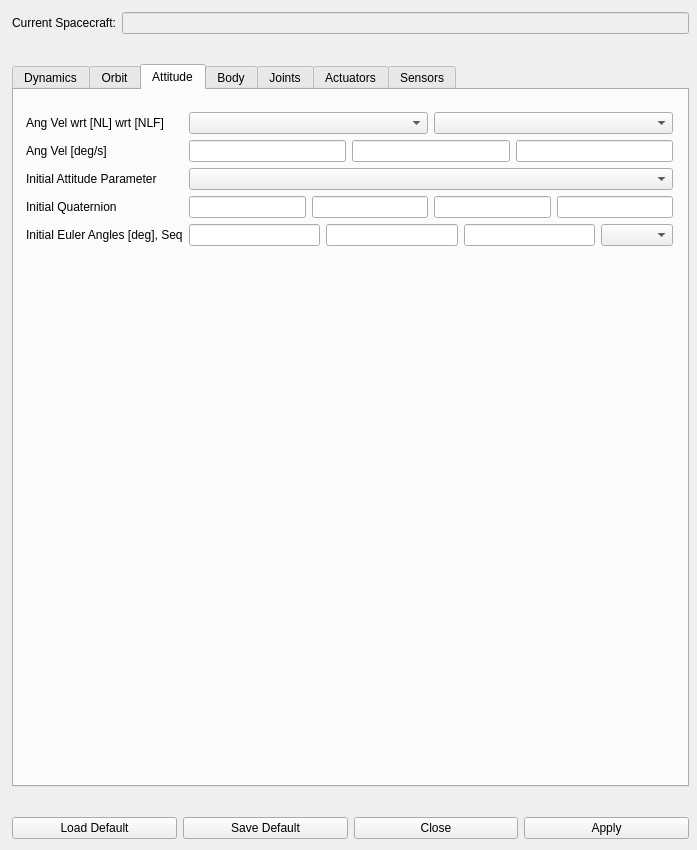
Before: the Qt Designer form dsm_gui/spc_submenu.ui in pavelgalchenko/dsm_gui, drawn with Qt 5.
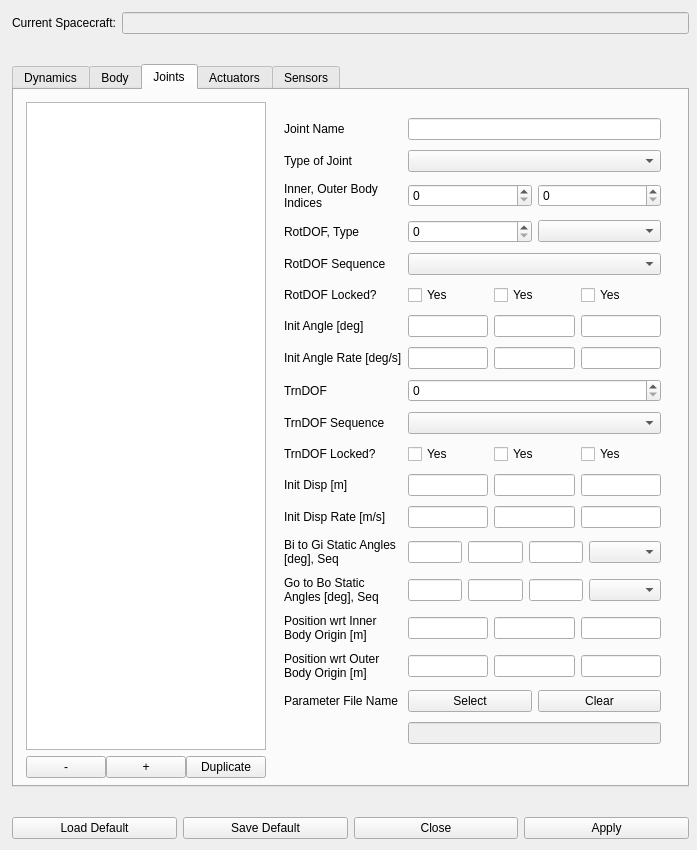
After: the same form once the commit is applied. The open tabs and pages were chosen to show the change.

Commit message: Added validators, deleted orbits/attitude from submenu, fixed thruster list widget width, CLEAR button now sets the file names as NONE

The edit to the form file:
```diff
--- a/dsm_gui/spc_submenu.ui
+++ b/dsm_gui/spc_submenu.ui
@@ -356,243 +356,6 @@
           </layout>
          </widget>
         </widget>
-        <widget class="QWidget" name="orbit">
-         <attribute name="title">
-          <string>Orbit</string>
-         </attribute>
-         <widget class="QWidget" name="gridLayoutWidget_3">
-          <property name="geometry">
-           <rect>
-            <x>0</x>
-            <y>10</y>
-            <width>671</width>
-            <height>681</height>
-           </rect>
-          </property>
-          <layout class="QGridLayout" name="gridLayout_4">
-           <property name="leftMargin">
-            <number>12</number>
-           </property>
-           <property name="topMargin">
-            <number>12</number>
-           </property>
-           <property name="rightMargin">
-            <number>12</number>
-           </property>
-           <property name="bottomMargin">
-            <number>12</number>
-           </property>
-           <item row="4" column="0">
-            <spacer name="verticalSpacer_4">
-             <property name="orientation">
-              <enum>Qt::Vertical</enum>
-             </property>
-             <property name="sizeHint" stdset="0">
-              <size>
-               <width>20</width>
-               <height>40</height>
-              </size>
-             </property>
-            </spacer>
-           </item>
-           <item row="1" column="1">
-            <widget class="QComboBox" name="spc_cur_pos_ref"/>
-           </item>
-           <item row="0" column="0">
-            <widget class="QLabel" name="label_212">
-             <property name="text">
-              <string>Propagation Type:</string>
-             </property>
-            </widget>
-           </item>
-           <item row="2" column="0">
-            <widget class="QLabel" name="label_16">
-             <property name="text">
-              <string>Pos wrt Formation [m], in F</string>
-             </property>
-            </widget>
-           </item>
-           <item row="2" column="1">
-            <layout class="QHBoxLayout" name="horizontalLayout_8">
-             <item>
-              <widget class="QLineEdit" name="spc_cur_xpos_form"/>
-             </item>
-             <item>
-              <widget class="QLineEdit" name="spc_cur_ypos_form"/>
-             </item>
-             <item>
-              <widget class="QLineEdit" name="spc_cur_zpos_form"/>
-             </item>
-            </layout>
-           </item>
-           <item row="3" column="1">
-            <layout class="QHBoxLayout" name="horizontalLayout_9">
-             <item>
-              <widget class="QLineEdit" name="spc_cur_xvel_form"/>
-             </item>
-             <item>
-              <widget class="QLineEdit" name="spc_cur_yvel_form"/>
-             </item>
-             <item>
-              <widget class="QLineEdit" name="spc_cur_zvel_form"/>
-             </item>
-            </layout>
-           </item>
-           <item row="0" column="1">
-            <widget class="QComboBox" name="spc_cur_orb_type"/>
-           </item>
-           <item row="1" column="0">
-            <widget class="QLabel" name="label_15">
-             <property name="text">
-              <string>Pos of CM or ORIGIN, wrt F</string>
-             </property>
-            </widget>
-           </item>
-           <item row="3" column="0">
-            <widget class="QLabel" name="label_17">
-             <property name="text">
-              <string>Vel wrt Formation [m/s], in F</string>
-             </property>
-            </widget>
-           </item>
-          </layout>
-         </widget>
-        </widget>
-        <widget class="QWidget" name="Attitude">
-         <attribute name="title">
-          <string>Attitude</string>
-         </attribute>
-         <widget class="QWidget" name="gridLayoutWidget_13">
-          <property name="geometry">
-           <rect>
-            <x>0</x>
-            <y>10</y>
-            <width>671</width>
-            <height>681</height>
-           </rect>
-          </property>
-          <layout class="QGridLayout" name="gridLayout_15">
-           <property name="leftMargin">
-            <number>12</number>
-           </property>
-           <property name="topMargin">
-            <number>12</number>
-           </property>
-           <property name="rightMargin">
-            <number>12</number>
-           </property>
-           <property name="bottomMargin">
-            <number>12</number>
-           </property>
-           <item row="2" column="0">
-            <widget class="QLabel" name="label_125">
-             <property name="text">
-              <string>Initial Attitude Parameter</string>
-             </property>
-            </widget>
-           </item>
-           <item row="0" column="1">
-            <layout class="QHBoxLayout" name="horizontalLayout_61">
-             <item>
-              <widget class="QComboBox" name="spc_cur_angvel_frame1"/>
-             </item>
-             <item>
-              <widget class="QComboBox" name="spc_cur_angvel_frame2"/>
-             </item>
-            </layout>
-           </item>
-           <item row="3" column="0">
-            <widget class="QLabel" name="label_122">
-             <property name="text">
-              <string>Initial Quaternion</string>
-             </property>
-            </widget>
-           </item>
-           <item row="0" column="0">
-            <widget class="QLabel" name="label_124">
-             <property name="text">
-              <string>Ang Vel wrt [NL] wrt [NLF]</string>
-             </property>
-            </widget>
-           </item>
-           <item row="2" column="1">
-            <widget class="QComboBox" name="spc_cur_att_param"/>
-           </item>
-           <item row="1" column="1">
-            <layout class="QHBoxLayout" name="horizontalLayout_62">
-             <item>
-              <widget class="QLineEdit" name="spc_cur_angvel_1"/>
-             </item>
-             <item>
-              <widget class="QLineEdit" name="spc_cur_angvel_2"/>
-             </item>
-             <item>
-              <widget class="QLineEdit" name="spc_cur_angvel_3"/>
-             </item>
-            </layout>
-           </item>
-           <item row="1" column="0">
-            <widget class="QLabel" name="label_118">
-             <property name="text">
-              <string>Ang Vel [deg/s]</string>
-             </property>
-            </widget>
-           </item>
-           <item row="4" column="0">
-            <widget class="QLabel" name="label_121">
-             <property name="text">
-              <string>Initial Euler Angles [deg], Seq</string>
-             </property>
-            </widget>
-           </item>
-           <item row="4" column="1">
-            <layout class="QHBoxLayout" name="horizontalLayout_58">
-             <item>
-              <widget class="QLineEdit" name="spc_cur_initeul_1"/>
-             </item>
-             <item>
-              <widget class="QLineEdit" name="spc_cur_initeul_2"/>
-             </item>
-             <item>
-              <widget class="QLineEdit" name="spc_cur_initeul_3"/>
-             </item>
-             <item>
-              <widget class="QComboBox" name="spc_cur_initeul_seq"/>
-             </item>
-            </layout>
-           </item>
-           <item row="3" column="1">
-            <layout class="QHBoxLayout" name="horizontalLayout_60">
-             <item>
-              <widget class="QLineEdit" name="spc_cur_q1"/>
-             </item>
-             <item>
-              <widget class="QLineEdit" name="spc_cur_q2"/>
-             </item>
-             <item>
-              <widget class="QLineEdit" name="spc_cur_q3"/>
-             </item>
-             <item>
-              <widget class="QLineEdit" name="spc_cur_q4"/>
-             </item>
-            </layout>
-           </item>
-           <item row="5" column="0">
-            <spacer name="verticalSpacer_14">
-             <property name="orientation">
-              <enum>Qt::Vertical</enum>
-             </property>
-             <property name="sizeHint" stdset="0">
-              <size>
-               <width>20</width>
-               <height>40</height>
-              </size>
-             </property>
-            </spacer>
-           </item>
-          </layout>
-         </widget>
-        </widget>
         <widget class="QWidget" name="body">
          <attribute name="title">
           <string>Body</string>
@@ -994,6 +757,9 @@
              <property name="bottomMargin">
               <number>12</number>
              </property>
+             <property name="spacing">
+              <number>-1</number>
+             </property>
              <item row="16" column="1">
               <layout class="QHBoxLayout" name="horizontalLayout_31">
                <item>
@@ -1010,7 +776,7 @@
              <item row="15" column="0">
               <widget class="QLabel" name="label_41">
                <property name="text">
-                <string>Go to Bo Static Angles [deg]</string>
+                <string>Go to Bo Static Angles [deg], Seq</string>
                </property>
                <property name="wordWrap">
                 <bool>true</bool>
```
Left out of the diff: 8 changed lines with no effect on the pictures. The commit also changes 3 other files.
